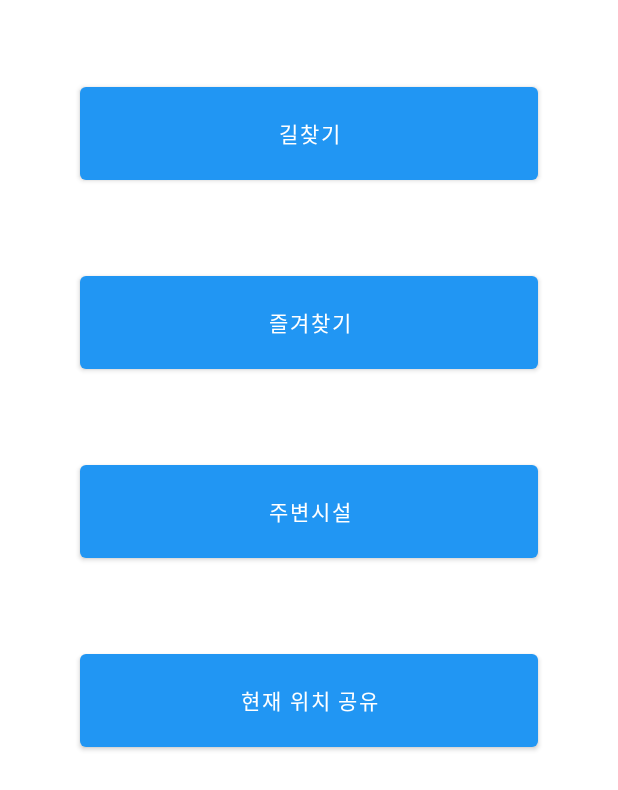
After one commit to team-Hanium/front-end, an Android app: the layout activity_home.xml on its own in the app's theme, with its tools: preview values and no code run, on a phone screen of 412 x 824 dp. The commit adds this screen. Shown: the top 790 px of the screen. Run offline under Robolectric (Android 15) with nearby library versions, the phone set to English and light mode, and no system bars.

Commit message:
manifest file edit, home activity added

```diff
--- /dev/null
+++ b/app/src/main/res/layout/activity_home.xml
@@ -0,0 +1,54 @@
+<?xml version="1.0" encoding="utf-8"?>
+<androidx.constraintlayout.widget.ConstraintLayout xmlns:android="http://schemas.android.com/apk/res/android"
+    xmlns:app="http://schemas.android.com/apk/res-auto"
+    xmlns:tools="http://schemas.android.com/tools"
+    android:layout_width="match_parent"
+    android:layout_height="match_parent"
+    tools:context=".Home.HomeActivity">
+
+    <Button
+        android:id="@+id/btn_route"
+        android:layout_width="305dp"
+        android:layout_height="74dp"
+        android:layout_marginTop="52dp"
+        android:text="길찾기"
+        app:backgroundTint="#2196F3"
+        app:layout_constraintEnd_toEndOf="parent"
+        app:layout_constraintHorizontal_bias="0.498"
+        app:layout_constraintStart_toStartOf="parent"
+        app:layout_constraintTop_toTopOf="parent" />
+
+    <Button
+        android:id="@+id/btn_location"
+        android:layout_width="305dp"
+        android:layout_height="74dp"
+        android:layout_marginTop="430dp"
+        android:text="현재 위치 공유"
+        app:backgroundTint="#2196F3"
+        app:layout_constraintEnd_toEndOf="parent"
+        app:layout_constraintStart_toStartOf="parent"
+        app:layout_constraintTop_toTopOf="parent" />
+
+    <Button
+        android:id="@+id/btn_arround"
+        android:layout_width="305dp"
+        android:layout_height="74dp"
+        android:layout_marginTop="304dp"
+        android:text="주변시설"
+        app:backgroundTint="#2196F3"
+        app:layout_constraintEnd_toEndOf="parent"
+        app:layout_constraintStart_toStartOf="parent"
+        app:layout_constraintTop_toTopOf="parent" />
+
+    <Button
+        android:id="@+id/btn_favorites"
+        android:layout_width="305dp"
+        android:layout_height="74dp"
+        android:layout_marginTop="178dp"
+        android:text="즐겨찾기"
+        app:backgroundTint="#2196F3"
+        app:layout_constraintEnd_toEndOf="parent"
+        app:layout_constraintStart_toStartOf="parent"
+        app:layout_constraintTop_toTopOf="parent" />
+
+</androidx.constraintlayout.widget.ConstraintLayout>
```
Also changed, not shown: app/src/main/AndroidManifest.xml (+6 -2 lines), app/src/main/java/com/example/hello/Home/HomeActivity.java (added, +16 -0 lines), app/src/main/res/layout/activity_main.xml (+0 -43 lines), 1 other file.
